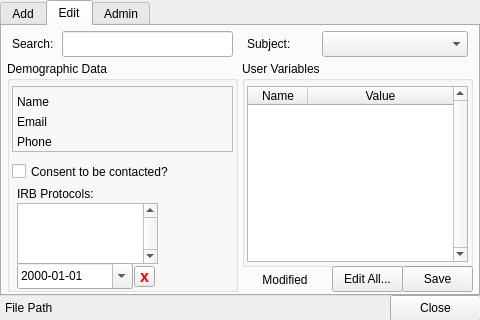
Old version of the form src/psylab/subject_manager/subject_manager_ui.ui in the repository cbrown1/psylab.
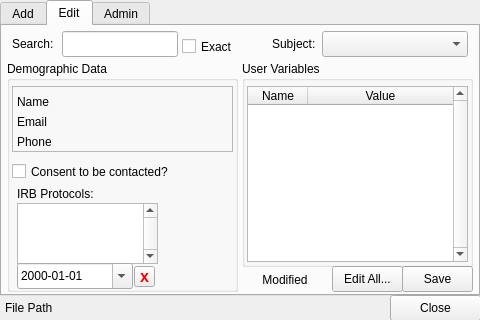
New version of the form. The open tabs and pages were chosen to show the change.

Commit message: subject_manager: add now works

```diff
--- a/src/psylab/subject_manager/subject_manager_ui.ui
+++ b/src/psylab/subject_manager/subject_manager_ui.ui
@@ -369,7 +369,7 @@
       <rect>
        <x>60</x>
        <y>5</y>
-       <width>171</width>
+       <width>116</width>
        <height>26</height>
       </rect>
      </property>
@@ -390,9 +390,9 @@
     <widget class="QLabel" name="label_21">
      <property name="geometry">
       <rect>
-       <x>245</x>
+       <x>270</x>
        <y>10</y>
-       <width>61</width>
+       <width>51</width>
        <height>16</height>
       </rect>
      </property>
@@ -638,6 +638,19 @@
       <set>Qt::AlignCenter</set>
      </property>
     </widget>
+    <widget class="QCheckBox" name="edit_search_exact_checkBox">
+     <property name="geometry">
+      <rect>
+       <x>180</x>
+       <y>10</y>
+       <width>61</width>
+       <height>21</height>
+      </rect>
+     </property>
+     <property name="text">
+      <string>Exact</string>
+     </property>
+    </widget>
    </widget>
    <widget class="QWidget" name="tab_3">
     <attribute name="title">
```
The commit also changes 1 other file.
